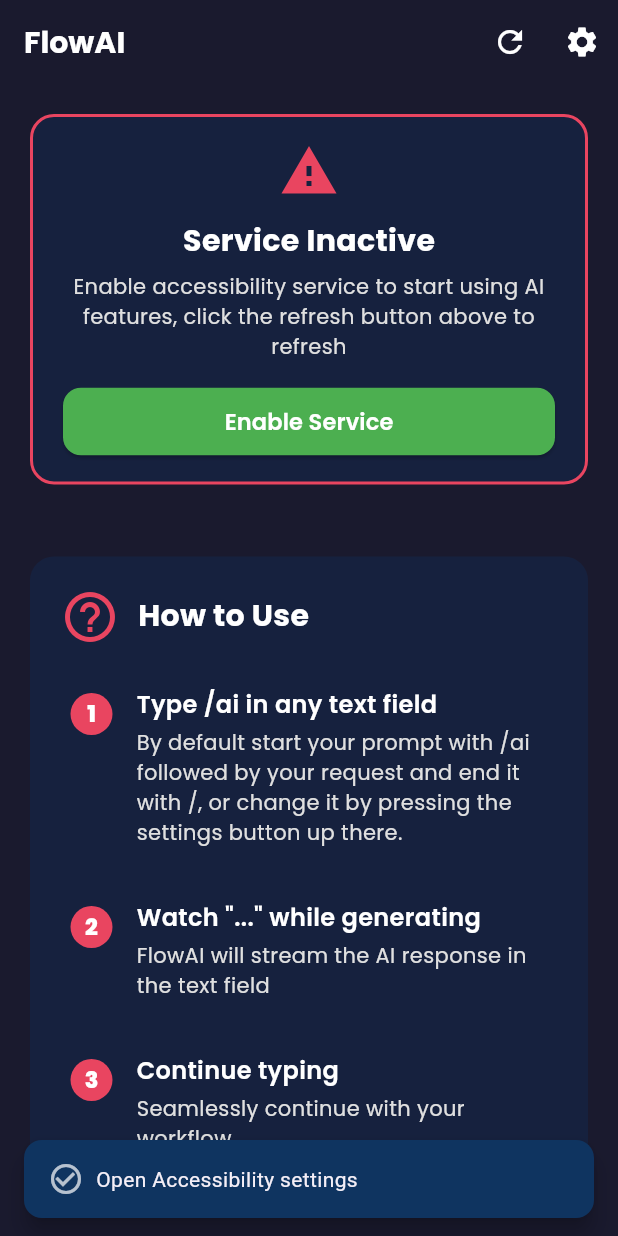
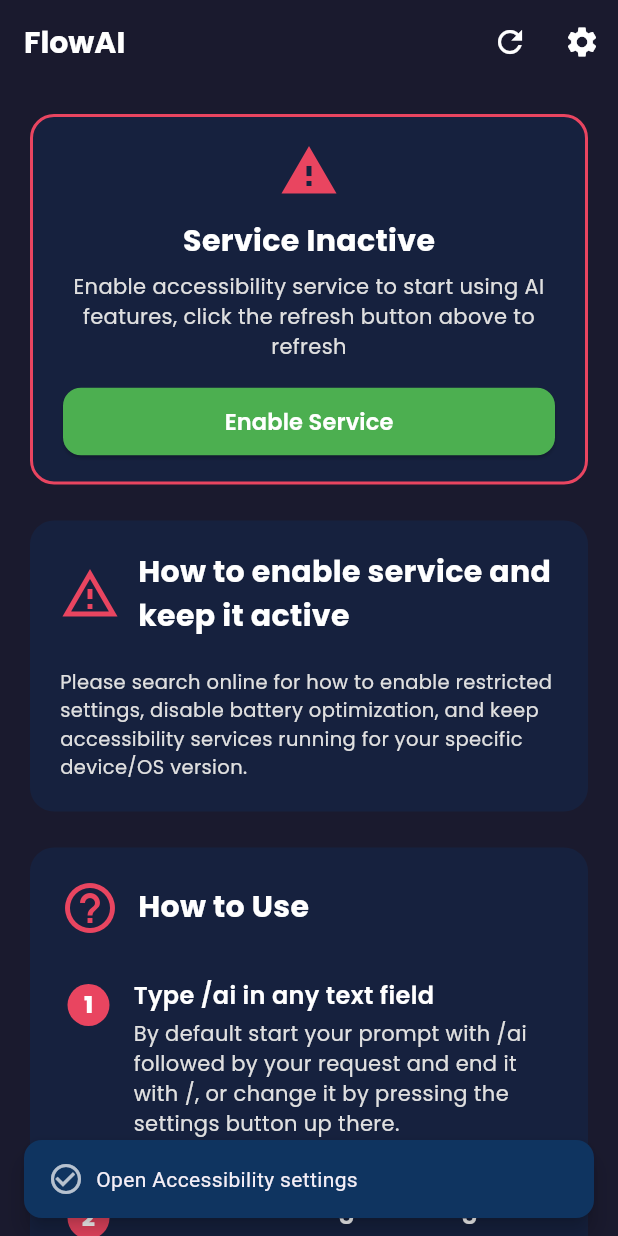
Before and after one commit to MohamedAlkindi/FlowAI, a Flutter app: the HomeScreen screen opened directly, after a tap on "Enable Service", on a phone screen of 412 x 824 dp. Run offline on Flutter 3.47's test engine with Material 3 defaults, Android fonts, the phone set to English and light mode, and no system bars; our stand-ins replace device_info_plus, flutter_bloc, google_fonts, shared_preferences, supabase_flutter; accounts and stored records are empty.

Commit message:
fixed a bug where other OEM instructions dont work, and pixel perfected the other widgets.

```diff
--- a/lib/l10n/arb/app_ar.arb
+++ b/lib/l10n/arb/app_ar.arb
@@ -63,7 +63,7 @@
   "ts_issue_5_t": "تجاوز الحد اليومي أو كثرة الطلبات",
   "ts_issue_5_d": "إذا ظهرت رسائل حدود الاستخدام، انتظر قليلاً وحاول لاحقًا. قد تصل الاستخدامات الكثيفة إلى حدود في الدقيقة أو اليوم."
   ,
-  "oem_unknown_hint": "إذا لم تكن علامة جهازك ضمن القائمة، ابحث على الإنترنت عن كيفية تفعيل الإعدادات المقيّدة، تعطيل تحسين البطارية، والحفاظ على خدمات تسهيلات الاستخدام فعّالة لجهازك وإصدار النظام.",
+  "oem_unknown_hint": "الرجاء البحث على الإنترنت عن كيفية تفعيل الإعدادات المقيّدة، تعطيل تحسين البطارية، والحفاظ على خدمات تسهيلات الاستخدام فعّالة لجهازك وإصدار النظام.",
   "setCustomTrigger": "تغيير الاعدادات الافتراضية",
   "currentSettings":"الاعدادات الحالية",
   "text":"نَص",
--- a/lib/l10n/arb/app_en.arb
+++ b/lib/l10n/arb/app_en.arb
@@ -63,7 +63,7 @@
   "ts_issue_5_t": "Daily limit or too many requests",
   "ts_issue_5_d": "If you see limit messages, wait and try later. Heavy usage may hit per-minute or daily caps."
   ,
-  "oem_unknown_hint": "If your device brand is not listed, search online for how to enable restricted settings, disable battery optimization, and keep accessibility services running for your specific device/OS version.",
+  "oem_unknown_hint": "Please search online for how to enable restricted settings, disable battery optimization, and keep accessibility services running for your specific device/OS version.",
   "setCustomTrigger": "Set Custom Trigger",
   "currentSettings": "Current Settings",
   "text": "Text",
--- a/lib/screens/home_screen/widgets/oem_instructions_card.dart
+++ b/lib/screens/home_screen/widgets/oem_instructions_card.dart
@@ -25,10 +25,6 @@ Widget buildOemInstructionsCard({
     sections.addAll(showSamsungInstructions(t: t));
   }
 
-  if (sections.isEmpty) {
-    return const SizedBox.shrink();
-  }
-
   return Container(
     width: double.infinity,
     padding: const EdgeInsets.all(20),
@@ -51,7 +47,7 @@ Widget buildOemInstructionsCard({
             t.t('oem_unknown_hint'),
             style: GoogleFonts.poppins(
               fontSize: 13,
-              color: Colors.grey,
+              color: Colors.grey[300],
             ),
           ),
         ],
--- a/lib/screens/home_screen/widgets/steps_widget.dart
+++ b/lib/screens/home_screen/widgets/steps_widget.dart
@@ -3,7 +3,7 @@ import 'package:google_fonts/google_fonts.dart';
 
 Widget buildStepsWidget(String number, String title, String description) {
   return Padding(
-    padding: const EdgeInsets.only(left: 7, bottom: 20, top: 15),
+    padding: const EdgeInsets.only(left: 5, bottom: 20, top: 15),
     child: Row(
       crossAxisAlignment: CrossAxisAlignment.start,
       children: [
```
